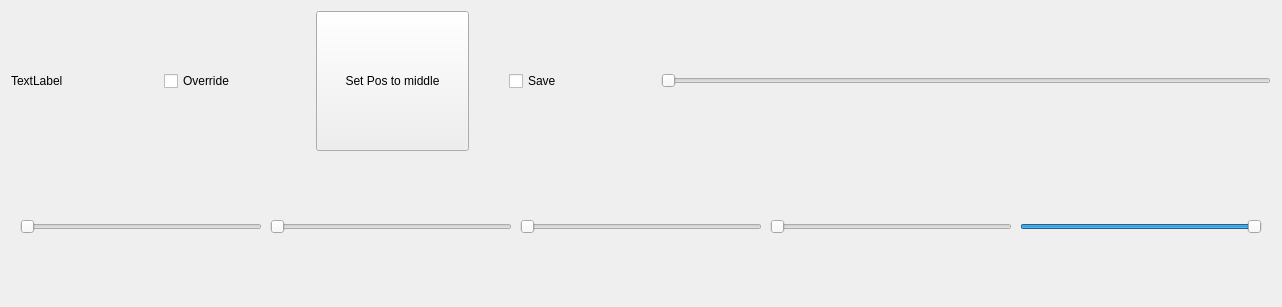
Before: the Qt Designer form ControlInputs/Position.ui in FlamingMoe85/LightInSyncQt, drawn with Qt 5.
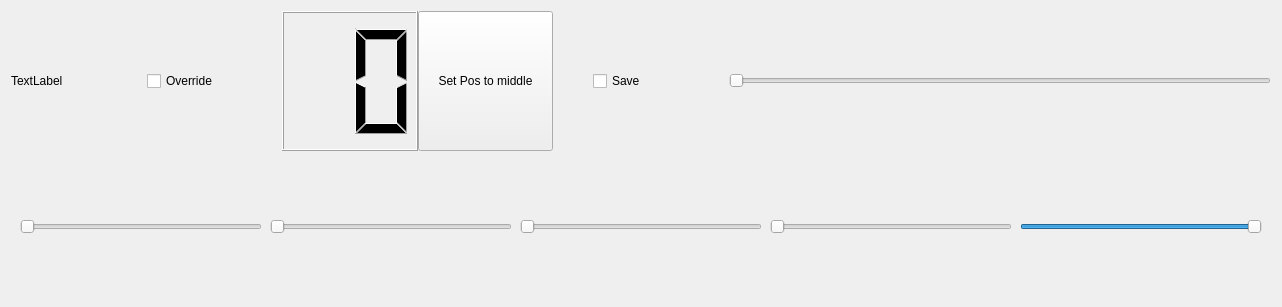
After: the same form once the commit is applied.

The edit to the form file:
```diff
--- a/ControlInputs/Position.ui
+++ b/ControlInputs/Position.ui
@@ -77,6 +77,19 @@
             </property>
            </widget>
           </item>
+          <item>
+           <widget class="QLCDNumber" name="lcdNumber">
+            <property name="sizePolicy">
+             <sizepolicy hsizetype="Expanding" vsizetype="Expanding">
+              <horstretch>1</horstretch>
+              <verstretch>1</verstretch>
+             </sizepolicy>
+            </property>
+            <property name="digitCount">
+             <number>2</number>
+            </property>
+           </widget>
+          </item>
           <item>
            <widget class="QPushButton" name="pushButton_PosToMiddle">
             <property name="sizePolicy">
```
